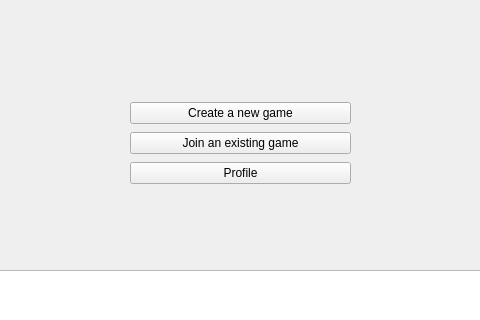
This is client/src/mainwindow.ui in khbminus/fastTyping as Qt 5 draws it before an edit; both pictures show x 190 to 670 and y 100 to 420 of the 800 by 600 pixel window. The edited form follows.
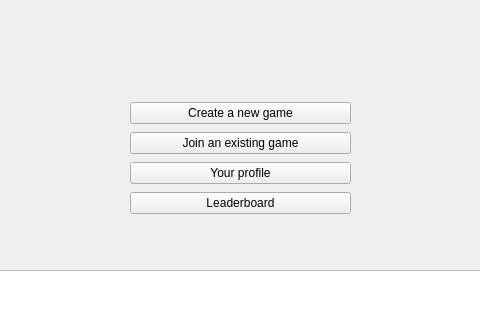
This is the edited form.

What changed in the file:
```diff
--- a/client/src/mainwindow.ui
+++ b/client/src/mainwindow.ui
@@ -20,7 +20,7 @@
                <x>320</x>
                <y>200</y>
                <width>221</width>
-               <height>89</height>
+               <height>120</height>
            </rect>
        </property>
        <layout class="QVBoxLayout" name="verticalLayout">
@@ -41,7 +41,14 @@
            <item>
                <widget class="QPushButton" name="ProfileButton">
                    <property name="text">
-                       <string>Profile</string>
+                       <string>Your profile</string>
+                   </property>
+               </widget>
+           </item>
+           <item>
+               <widget class="QPushButton" name="TopButton">
+                   <property name="text">
+                       <string>Leaderboard</string>
                    </property>
                </widget>
            </item>
```
